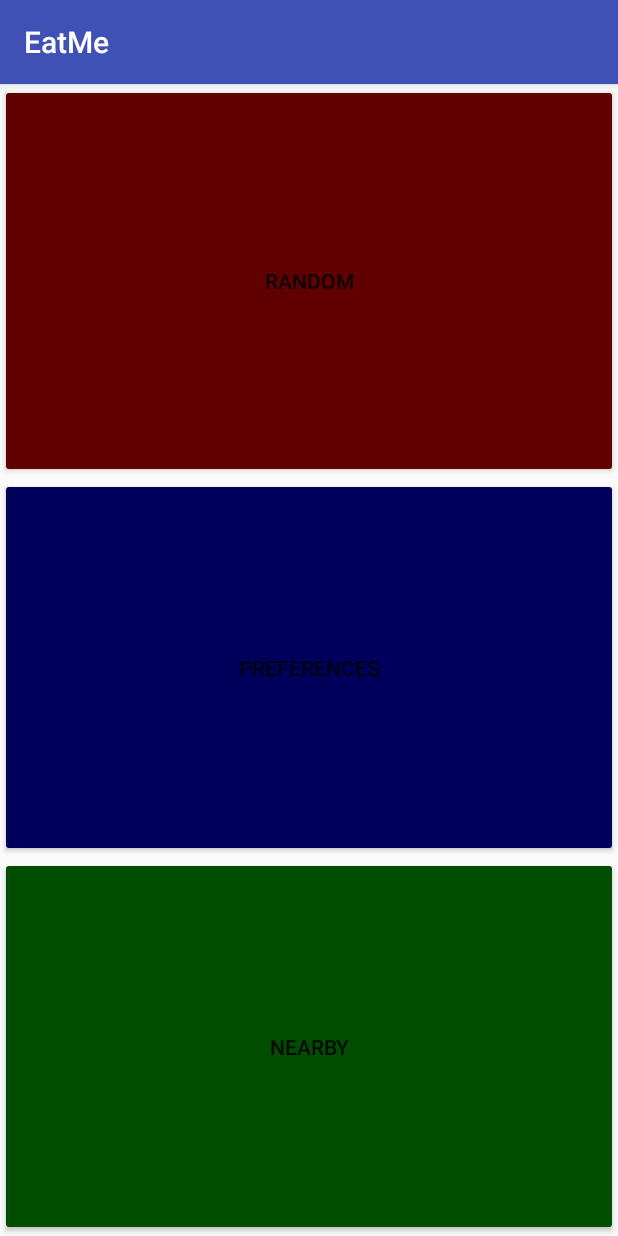
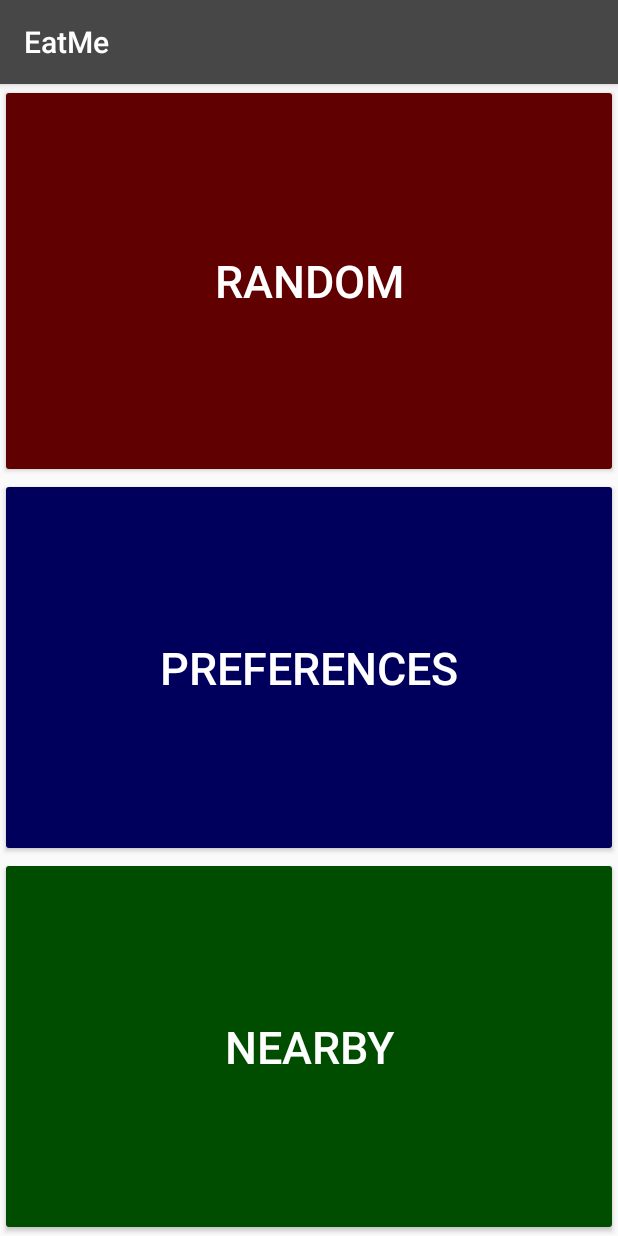
Before and after one commit to bravodavid56/eat-me, an Android app: the screen it shows after launch (MainActivity), on a phone screen of 412 x 824 dp. Run offline under Robolectric (Android 15) with nearby library versions, the phone set to English and light mode, and no system bars; 2 statements that could not run were skipped.

Commit message:
Styles the main page, and adds border to all images

```diff
--- /dev/null
+++ b/EatMe/app/src/main/res/drawable/image_border.xml
@@ -0,0 +1,5 @@
+<shape xmlns:android="http://schemas.android.com/apk/res/android">
+    <solid android:color="@color/colorPrimary"/>
+    <stroke android:width="15dp" android:color="#000000"/>
+    <padding android:left="15dp" android:top="15dp" android:right="15dp" android:bottom="15dp"/>
+</shape>
--- a/EatMe/app/src/main/res/layout/activity_main.xml
+++ b/EatMe/app/src/main/res/layout/activity_main.xml
@@ -17,20 +17,26 @@
         android:layout_weight="1"
         android:backgroundTint="#610000"
         android:onClick="onRandomClick"
-        android:text="RANDOM"/>
+        android:text="RANDOM"
+        android:textColor="@color/white"
+        android:textSize="30sp"/>
     <Button
         android:layout_height="0dp"
         android:layout_width="match_parent"
         android:layout_weight="1"
         android:backgroundTint="#00005c"
         android:onClick="onPrefClick"
-        android:text="PREFERENCES"/>
+        android:text="PREFERENCES"
+        android:textColor="@color/white"
+        android:textSize="30sp"/>
     <Button
         android:layout_height="0dp"
         android:layout_width="match_parent"
         android:layout_weight="1"
         android:backgroundTint="#004d00"
         android:onClick="onNearbyClick"
-        android:text="NEARBY"/>
+        android:text="NEARBY"
+        android:textColor="@color/white"
+        android:textSize="30sp"/>
 
 </LinearLayout>
--- a/EatMe/app/src/main/res/values/colors.xml
+++ b/EatMe/app/src/main/res/values/colors.xml
@@ -1,13 +1,15 @@
 <?xml version="1.0" encoding="utf-8"?>
 <resources>
-    <color name="colorPrimary">#3F51B5</color>
-    <color name="colorPrimaryDark">#303F9F</color>
+    <color name="colorPrimary">#474747</color>
+    <color name="colorPrimaryDark">#212121</color>
     <color name="colorAccent">#FF4081</color>
 
     <color name="button_pressed">#474747</color>
     <color name="button_focused">#474747</color>
     <color name="button_default">#990000</color>
-    <color name="dark_gray">#fd474747</color>
+    <color name="dark_gray">#474747</color>
+    <color name="white">#FFFFFF</color>
+
     <color name="colorRandomActivityHeader">#610000</color>
     <color name="colorRandomActivityHeaderDark">#4d0000</color>
     <color name="colorFilterActivityHeader">#00005c</color>
--- a/EatMe/app/src/main/res/values/strings.xml
+++ b/EatMe/app/src/main/res/values/strings.xml
@@ -10,4 +10,5 @@
     <string name="title_activity_maps">Map</string>
     <string name="title_activity_nearby">Map</string>
     <string name="roulette_button">GO!</string>
+    <string name="popup_text">By pressing \'GO!\' a random restaurant will be chosen for you.</string>
 </resources>
```
Also changed, not shown: EatMe/app/src/main/res/drawable/buttonshape.xml (+0 -8 lines), EatMe/app/src/main/res/layout/activity_random.xml (+11 -1 lines), EatMe/app/src/main/res/layout/business_list_item.xml (+9 -7 lines).
